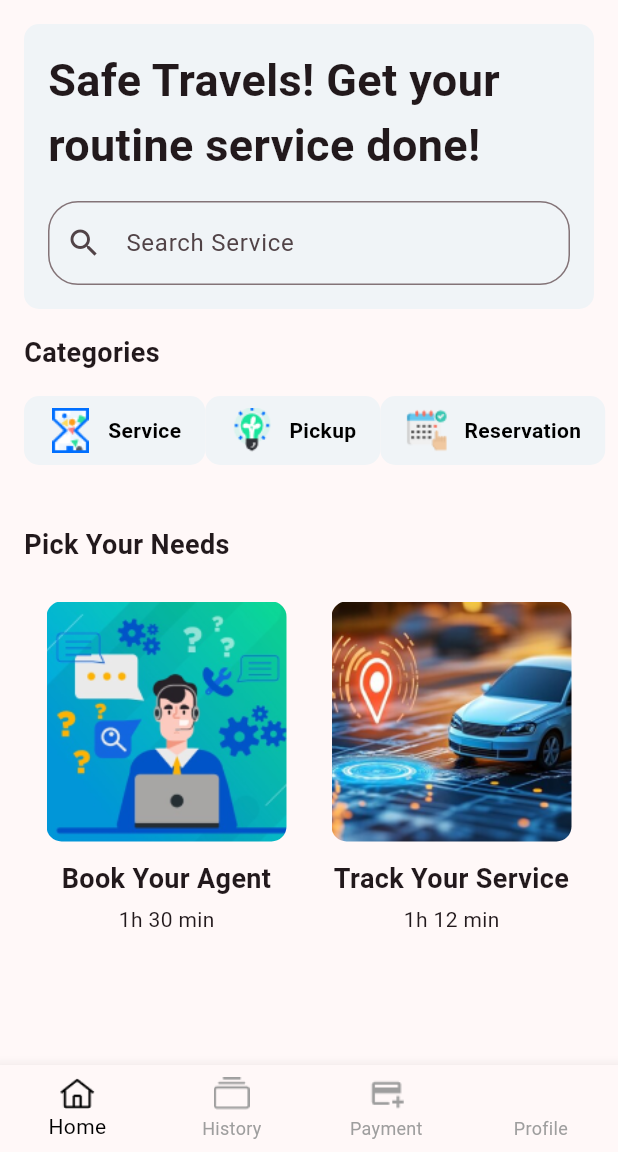
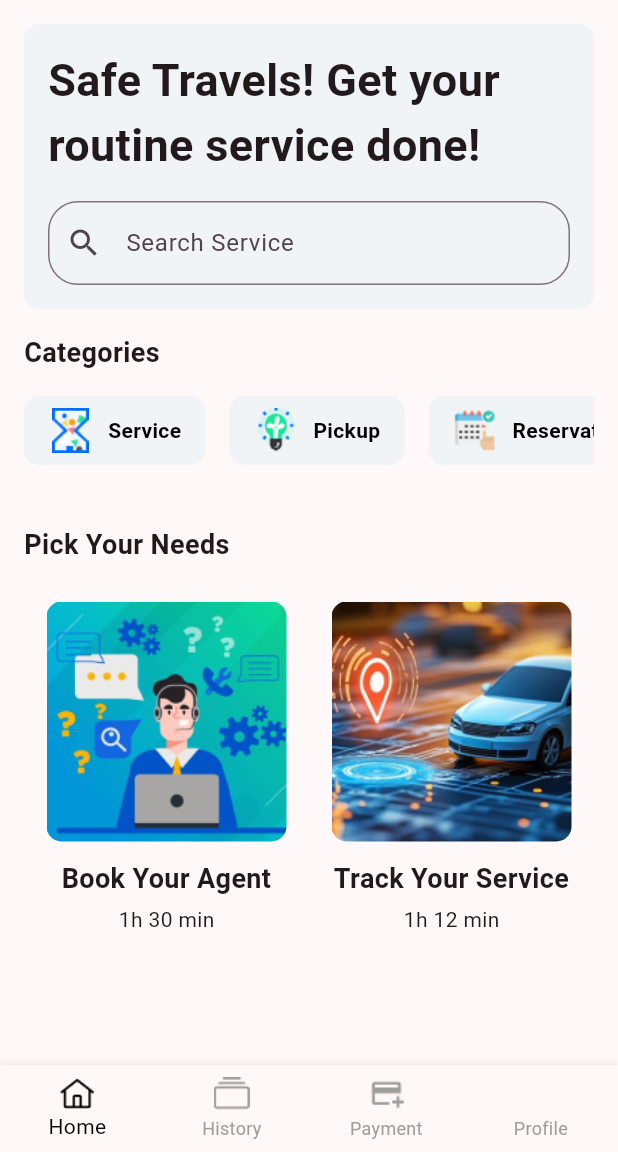
Before and after one commit to aryafrndk/AutoEase-StartUp, a Flutter app: the DashboardScreen screen opened directly, on a phone screen of 412 x 824 dp, the part 84-1236 px from its top. Run offline on Flutter 3.47's test engine with Material 3 defaults, Android fonts, the phone set to English and light mode, and no system bars.

Commit message:
update dashboard dan payment

```diff
--- a/lib/screens/dashboard_screen.dart
+++ b/lib/screens/dashboard_screen.dart
@@ -96,22 +96,26 @@ class _DashboardScreenState extends State<DashboardScreen> {
                 ),
               ),
               const SizedBox(height: 16),
-              Row(
-                mainAxisAlignment: MainAxisAlignment.spaceAround,
+              SingleChildScrollView(
+                scrollDirection: Axis.horizontal,
+                child: Row(
                   children: [
-                  const CategoryItem(
+                    CategoryItem(
                       imagePath: 'assets/images/sandtimer.png',
                       title: 'Service',
                     ),
-                  const CategoryItem(
+                    SizedBox(width: 16), // Spasi antar item
+                    CategoryItem(
                       imagePath: 'assets/images/idea.png',
                       title: 'Pickup',
                     ),
-                  const CategoryItem(
+                    SizedBox(width: 16),
+                    CategoryItem(
                       imagePath: 'assets/images/reservation.png',
                       title: 'Reservation',
                     ),
                   ],
+                ),
               ),
               const SizedBox(height: 40),
               const Text(
--- a/lib/screens/paymen_screen.dart
+++ b/lib/screens/paymen_screen.dart
@@ -14,6 +14,7 @@ class _PaymentScreen extends State<PaymentScreen> {
   @override
   Widget build(BuildContext context) {
     return Scaffold(
+      resizeToAvoidBottomInset: false, // Tambahkan ini
       appBar: AppBar(
         backgroundColor: Colors.white,
         elevation: 0,
@@ -55,7 +56,6 @@ class _PaymentScreen extends State<PaymentScreen> {
           crossAxisAlignment: CrossAxisAlignment.start,
           children: [
             const SizedBox(height: 10),
-            // Pickup Address Title
             const Text(
               'Pickup Address',
               style: TextStyle(
@@ -74,7 +74,6 @@ class _PaymentScreen extends State<PaymentScreen> {
               ),
               child: Row(
                 children: [
-                  // Location Icon
                   Container(
                     padding: const EdgeInsets.all(8),
                     decoration: const BoxDecoration(
@@ -88,7 +87,6 @@ class _PaymentScreen extends State<PaymentScreen> {
                     ),
                   ),
                   const SizedBox(width: 12),
-                  // Address Details
                   Expanded(
                     child: Column(
                       crossAxisAlignment: CrossAxisAlignment.start,
@@ -134,7 +132,6 @@ class _PaymentScreen extends State<PaymentScreen> {
               ),
             ),
             const SizedBox(height: 20),
-            // Scan QR Title
             const Text(
               'Scan QR',
               style: TextStyle(
@@ -144,7 +141,6 @@ class _PaymentScreen extends State<PaymentScreen> {
               ),
             ),
             const SizedBox(height: 10),
-            // QR Placeholder
             Container(
               width: double.infinity,
               height: 200,
@@ -161,7 +157,6 @@ class _PaymentScreen extends State<PaymentScreen> {
               ),
             ),
             const Spacer(),
-            // Footer
             Padding(
               padding: const EdgeInsets.only(bottom: 16.0),
               child: RichText(
@@ -197,7 +192,7 @@ class _PaymentScreen extends State<PaymentScreen> {
         currentIndex: currentIndex,
         onTap: (index) {
           setState(() {
-            currentIndex = index; // Update the selected index
+            currentIndex = index;
           });
         },
       ),
```
Lines whose indentation alone changed are shown as unchanged.
